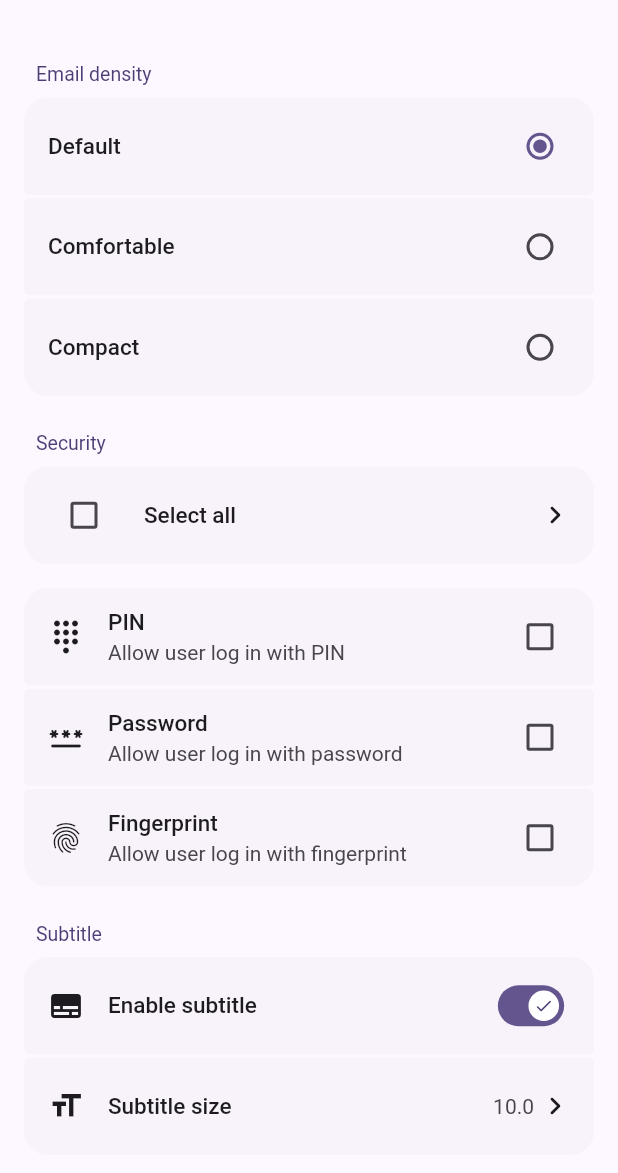
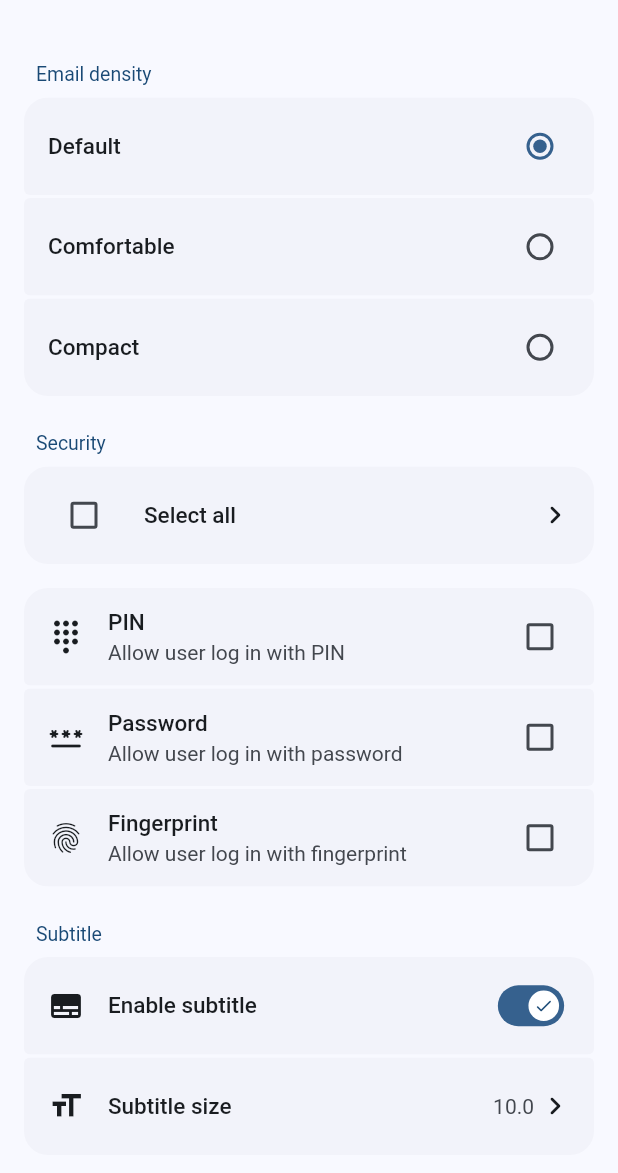
Before and after one commit to ErBWs/card-settings-ui, a Flutter app: the screen it shows after launch, on a phone screen of 412 x 824 dp, the part 63-1236 px from its top. Run offline on Flutter 3.47's test engine with Material 3 defaults, Android fonts, the phone set to English and light mode, and no system bars.

Commit message:
chore: change example color

```diff
--- a/example/lib/main.dart
+++ b/example/lib/main.dart
@@ -13,11 +13,11 @@ class MyApp extends StatelessWidget {
     return MaterialApp(
       theme: ThemeData(
         colorScheme: ColorScheme.fromSeed(
-            seedColor: Color(0xff6750a4), brightness: Brightness.light),
+            seedColor: Colors.blue, brightness: Brightness.light),
       ),
       darkTheme: ThemeData(
         colorScheme: ColorScheme.fromSeed(
-            seedColor: Color(0xff6750a4), brightness: Brightness.dark),
+            seedColor: Colors.blue, brightness: Brightness.dark),
       ),
       debugShowCheckedModeBanner: false,
       home: const SettingsPage(),
```
